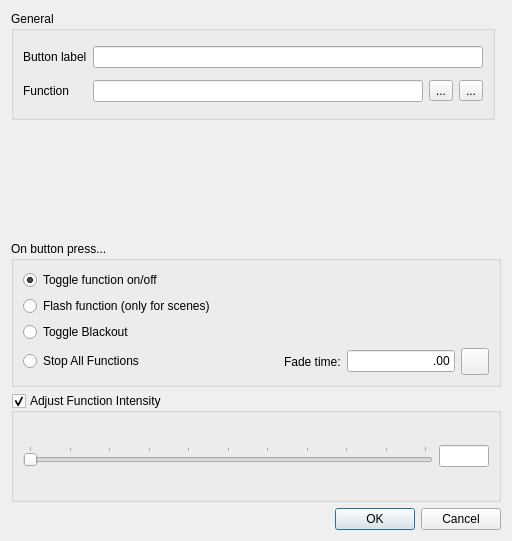
Before: the Qt Designer form ui/src/virtualconsole/vcbuttonproperties.ui in mcallegari/qlcplus, drawn with Qt 5.
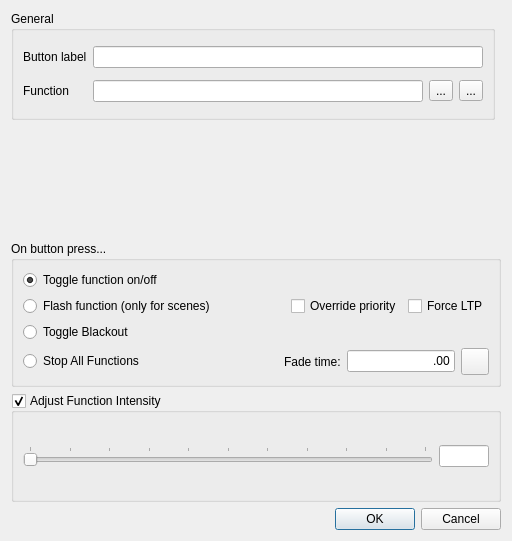
After: the same form once the commit is applied. Icons and pictures are not drawn.

Commit message: Implement button specific override flash properties

What changed in the file:
```diff
--- a/ui/src/virtualconsole/vcbuttonproperties.ui
+++ b/ui/src/virtualconsole/vcbuttonproperties.ui
@@ -53,6 +53,8 @@
        </widget>
       </item>
       <item>
+       <layout class="QHBoxLayout" name="horizontalLayout_4">
+        <item>
        <widget class="QRadioButton" name="m_flash">
         <property name="toolTip">
          <string>Flash the assigned function with this button</string>
@@ -61,6 +63,35 @@
          <string>Flash function (only for scenes)</string>
         </property>
        </widget>
+        </item>
+        <item>
+         <spacer name="horizontalSpacer">
+          <property name="orientation">
+           <enum>Qt::Horizontal</enum>
+          </property>
+          <property name="sizeHint" stdset="0">
+           <size>
+            <width>40</width>
+            <height>20</height>
+           </size>
+          </property>
+         </spacer>
+        </item>
+        <item>
+         <widget class="QCheckBox" name="m_overridePriority">
+          <property name="text">
+           <string>Override priority</string>
+          </property>
+         </widget>
+        </item>
+        <item>
+         <widget class="QCheckBox" name="m_forceLTP">
+          <property name="text">
+           <string>Force LTP</string>
+          </property>
+         </widget>
+        </item>
+       </layout>
       </item>
       <item>
        <widget class="QRadioButton" name="m_blackout">
```
Lines whose indentation alone changed are shown as unchanged. The commit also changes 12 other files.
